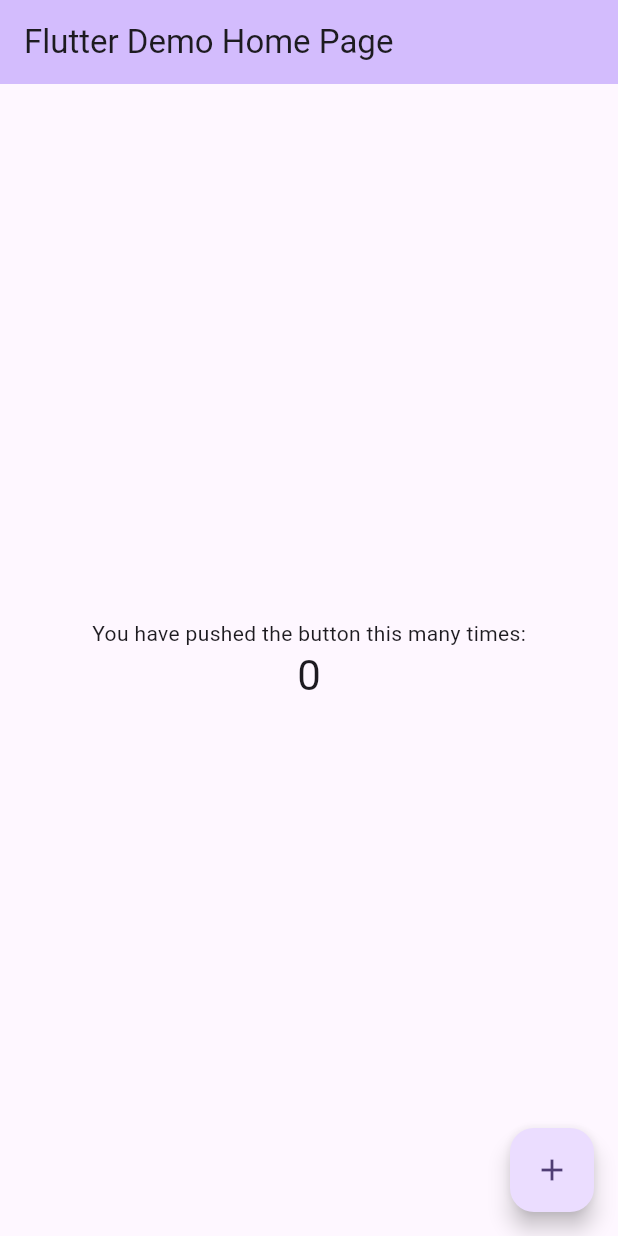
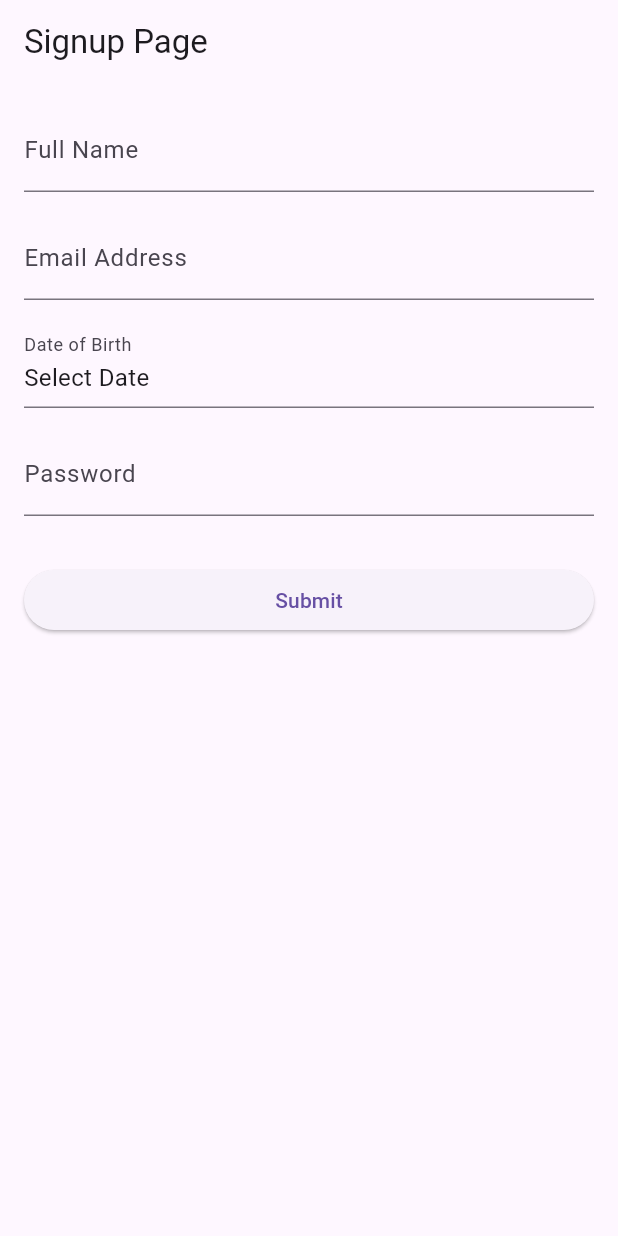
Before and after one commit to Mack-ux/Sign-up-page, a Flutter app: the screen it shows after launch, on a phone screen of 412 x 824 dp. Run offline on Flutter 3.47's test engine with Material 3 defaults, Android fonts, the phone set to English and light mode, and no system bars.

Commit message:
Designed sign up page

```diff
--- a/lib/main.dart
+++ b/lib/main.dart
@@ -1,125 +1,142 @@
 import 'package:flutter/material.dart';
 
-void main() {
-  runApp(const MyApp());
-}
+void main() => runApp(const MyApp());
 
 class MyApp extends StatelessWidget {
   const MyApp({super.key});
 
-  // This widget is the root of your application.
   @override
   Widget build(BuildContext context) {
+    const appTitle = 'Signup Page';
     return MaterialApp(
-      title: 'Flutter Demo',
-      theme: ThemeData(
-        // This is the theme of your application.
-        //
-        // TRY THIS: Try running your application with "flutter run". You'll see
-        // the application has a purple toolbar. Then, without quitting the app,
-        // try changing the seedColor in the colorScheme below to Colors.green
-        // and then invoke "hot reload" (save your changes or press the "hot
-        // reload" button in a Flutter-supported IDE, or press "r" if you used
-        // the command line to start the app).
-        //
-        // Notice that the counter didn't reset back to zero; the application
-        // state is not lost during the reload. To reset the state, use hot
-        // restart instead.
-        //
-        // This works for code too, not just values: Most code changes can be
-        // tested with just a hot reload.
-        colorScheme: ColorScheme.fromSeed(seedColor: Colors.deepPurple),
-        useMaterial3: true,
+      title: appTitle,
+      home: Scaffold(
+        appBar: AppBar(
+          title: Text(appTitle),
         ),
-      home: const MyHomePage(title: 'Flutter Demo Home Page'),
+        body: const Padding(
+          padding: EdgeInsets.all(16.0),
+          child: SignupForm(),
+        ),
+      ),
     );
   }
 }
 
-class MyHomePage extends StatefulWidget {
-  const MyHomePage({super.key, required this.title});
-
-  // This widget is the home page of your application. It is stateful, meaning
-  // that it has a State object (defined below) that contains fields that affect
-  // how it looks.
-
-  // This class is the configuration for the state. It holds the values (in this
-  // case the title) provided by the parent (in this case the App widget) and
-  // used by the build method of the State. Fields in a Widget subclass are
-  // always marked "final".
-
-  final String title;
+class SignupForm extends StatefulWidget {
+  const SignupForm({super.key});
 
   @override
-  State<MyHomePage> createState() => _MyHomePageState();
+  _SignupFormState createState() => _SignupFormState();
 }
 
-class _MyHomePageState extends State<MyHomePage> {
-  int _counter = 0;
+class _SignupFormState extends State<SignupForm> {
+  final _formKey = GlobalKey<FormState>();
+  final TextEditingController _nameController = TextEditingController();
+  final TextEditingController _emailController = TextEditingController();
+  final TextEditingController _passwordController = TextEditingController();
+  DateTime? _dob;
 
-  void _incrementCounter() {
+  // This function will be used to show a date picker
+  Future<void> _selectDOB(BuildContext context) async {
+    final DateTime? pickedDate = await showDatePicker(
+      context: context,
+      initialDate: DateTime.now(),
+      firstDate: DateTime(1900),
+      lastDate: DateTime.now(),
+    );
+    if (pickedDate != null && pickedDate != _dob) {
       setState(() {
-      // This call to setState tells the Flutter framework that something has
-      // changed in this State, which causes it to rerun the build method below
-      // so that the display can reflect the updated values. If we changed
-      // _counter without calling setState(), then the build method would not be
-      // called again, and so nothing would appear to happen.
-      _counter++;
+        _dob = pickedDate;
       });
+    }
   }
 
   @override
   Widget build(BuildContext context) {
-    // This method is rerun every time setState is called, for instance as done
-    // by the _incrementCounter method above.
-    //
-    // The Flutter framework has been optimized to make rerunning build methods
-    // fast, so that you can just rebuild anything that needs updating rather
-    // than having to individually change instances of widgets.
-    return Scaffold(
-      appBar: AppBar(
-        // TRY THIS: Try changing the color here to a specific color (to
-        // Colors.amber, perhaps?) and trigger a hot reload to see the AppBar
-        // change color while the other colors stay the same.
-        backgroundColor: Theme.of(context).colorScheme.inversePrimary,
-        // Here we take the value from the MyHomePage object that was created by
-        // the App.build method, and use it to set our appbar title.
-        title: Text(widget.title),
+    return Form(
+      key: _formKey,
+      child: ListView(
+        children: [
+          TextFormField(
+            controller: _nameController,
+            decoration: const InputDecoration(
+              labelText: 'Full Name',
+              hintText: 'Enter your full name',
             ),
-      body: Center(
-        // Center is a layout widget. It takes a single child and positions it
-        // in the middle of the parent.
-        child: Column(
-          // Column is also a layout widget. It takes a list of children and
-          // arranges them vertically. By default, it sizes itself to fit its
-          // children horizontally, and tries to be as tall as its parent.
-          //
-          // Column has various properties to control how it sizes itself and
-          // how it positions its children. Here we use mainAxisAlignment to
-          // center the children vertically; the main axis here is the vertical
-          // axis because Columns are vertical (the cross axis would be
-          // horizontal).
-          //
-          // TRY THIS: Invoke "debug painting" (choose the "Toggle Debug Paint"
-          // action in the IDE, or press "p" in the console), to see the
-          // wireframe for each widget.
-          mainAxisAlignment: MainAxisAlignment.center,
-          children: <Widget>[
-            const Text(
-              'You have pushed the button this many times:',
+            validator: (value) {
+              if (value == null || value.isEmpty) {
+                return 'Please enter your name';
+              }
+              return null;
+            },
           ),
-            Text(
-              '$_counter',
-              style: Theme.of(context).textTheme.headlineMedium,
+          const SizedBox(height: 16),
+          TextFormField(
+            controller: _emailController,
+            decoration: const InputDecoration(
+              labelText: 'Email Address',
+              hintText: 'Enter your email address',
+            ),
+            validator: (value) {
+              if (value == null || value.isEmpty) {
+                return 'Please enter an email';
+              }
+              if (!RegExp(r'^[a-zA-Z0-9._%+-]+@[a-zA-Z0-9.-]+\.[a-zA-Z]{2,}$')
+                  .hasMatch(value)) {
+                return 'Please enter a valid email';
+              }
+              return null;
+            },
+          ),
+          const SizedBox(height: 16),
+          InkWell(
+            onTap: () => _selectDOB(context),
+            child: InputDecorator(
+              decoration: const InputDecoration(
+                labelText: 'Date of Birth',
+                hintText: 'Select your birth date',
+              ),
+              child: Text(
+                _dob == null
+                    ? 'Select Date'
+                    : '${_dob!.day}/${_dob!.month}/${_dob!.year}',
+                style: const TextStyle(fontSize: 16),
+              ),
+            ),
+          ),
+          const SizedBox(height: 16),
+          TextFormField(
+            controller: _passwordController,
+            decoration: const InputDecoration(
+              labelText: 'Password',
+              hintText: 'Enter your password',
+            ),
+            obscureText: true,
+            validator: (value) {
+              if (value == null || value.isEmpty) {
+                return 'Please enter your password';
+              }
+              if (value.length < 6) {
+                return 'Password must be at least 6 characters long';
+              }
+              return null;
+            },
+          ),
+          const SizedBox(height: 32),
+          ElevatedButton(
+            onPressed: () {
+              if (_formKey.currentState!.validate()) {
+                // Process the data
+                ScaffoldMessenger.of(context).showSnackBar(
+                  const SnackBar(content: Text('Processing Data')),
+                );
+              }
+            },
+            child: const Text('Submit'),
           ),
         ],
       ),
-      ),
-      floatingActionButton: FloatingActionButton(
-        onPressed: _incrementCounter,
-        tooltip: 'Increment',
-        child: const Icon(Icons.add),
-      ), // This trailing comma makes auto-formatting nicer for build methods.
     );
   }
 }
```
Lines whose indentation alone changed are shown as unchanged.
